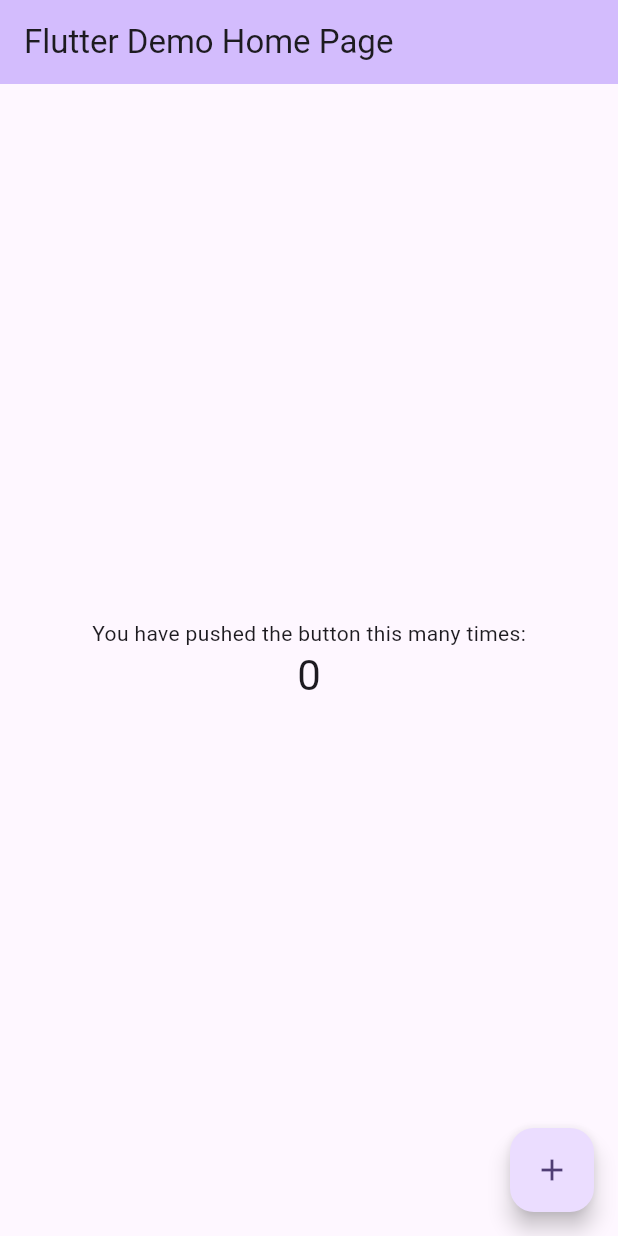
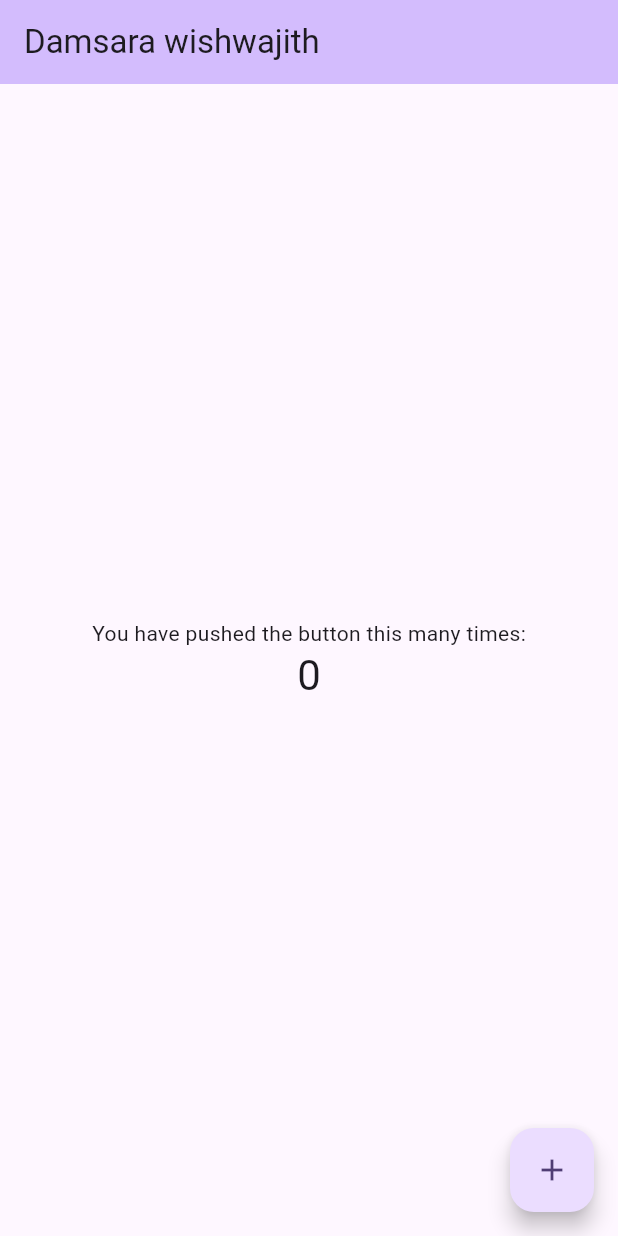
Before and after one commit to DamsaraWishwajith/abc, a Flutter app: the screen it shows after launch, on a phone screen of 412 x 824 dp. Run offline on Flutter 3.47's test engine with Material 3 defaults, Android fonts, the phone set to English and light mode, and no system bars.

Commit message:
change title

```diff
--- a/lib/main.dart
+++ b/lib/main.dart
@@ -31,7 +31,7 @@ class MyApp extends StatelessWidget {
         colorScheme: ColorScheme.fromSeed(seedColor: Colors.deepPurple),
         useMaterial3: true,
       ),
-      home: const MyHomePage(title: 'Flutter Demo Home Page'),
+      home: const MyHomePage(title: 'Damsara wishwajith'),
     );
   }
 }
```
